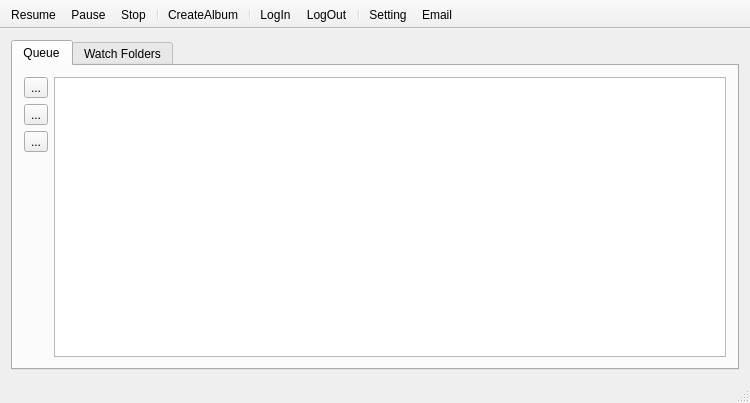
Above: MainWindow.ui from vulevu121/PhotosUploader before the change. Below: the same form after it.
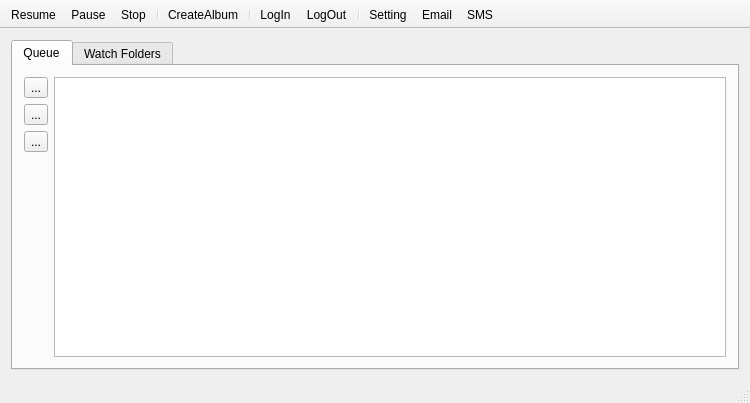
That is the form after the change. Icons and pictures are not drawn.

The edit to the form file:
```diff
--- a/MainWindow.ui
+++ b/MainWindow.ui
@@ -244,8 +244,8 @@
    </property>
    <property name="iconSize">
     <size>
-     <width>32</width>
-     <height>32</height>
+     <width>24</width>
+     <height>24</height>
     </size>
    </property>
    <property name="floatable">
@@ -268,6 +268,7 @@
    <addaction name="separator"/>
    <addaction name="actionSetting"/>
    <addaction name="actionEmail"/>
+   <addaction name="actionSMS"/>
   </widget>
   <widget class="QStatusBar" name="statusBar"/>
   <action name="actionResume">
@@ -354,6 +355,15 @@
     <string>Email</string>
    </property>
   </action>
+  <action name="actionSMS">
+   <property name="icon">
+    <iconset resource="graphics.qrc">
+     <normaloff>:/icon/sms</normaloff>:/icon/sms</iconset>
+   </property>
+   <property name="text">
+    <string>SMS</string>
+   </property>
+  </action>
  </widget>
  <layoutdefault spacing="6" margin="11"/>
  <resources>
```
Left out of the diff: 2 changed lines with no effect on the pictures.
